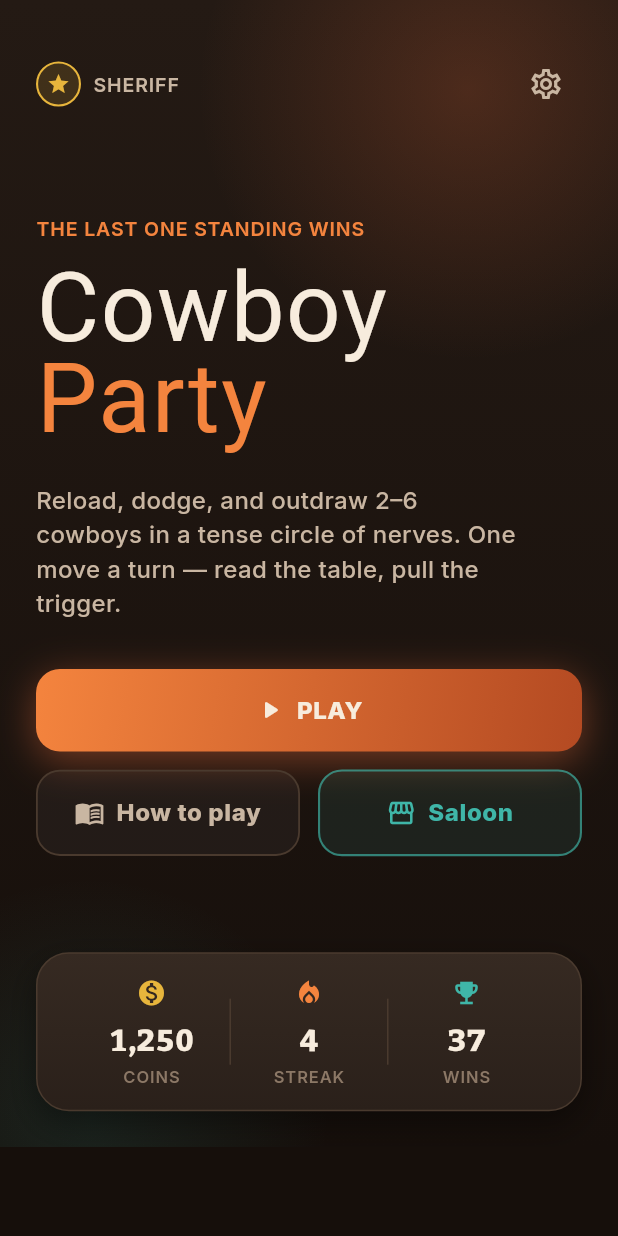
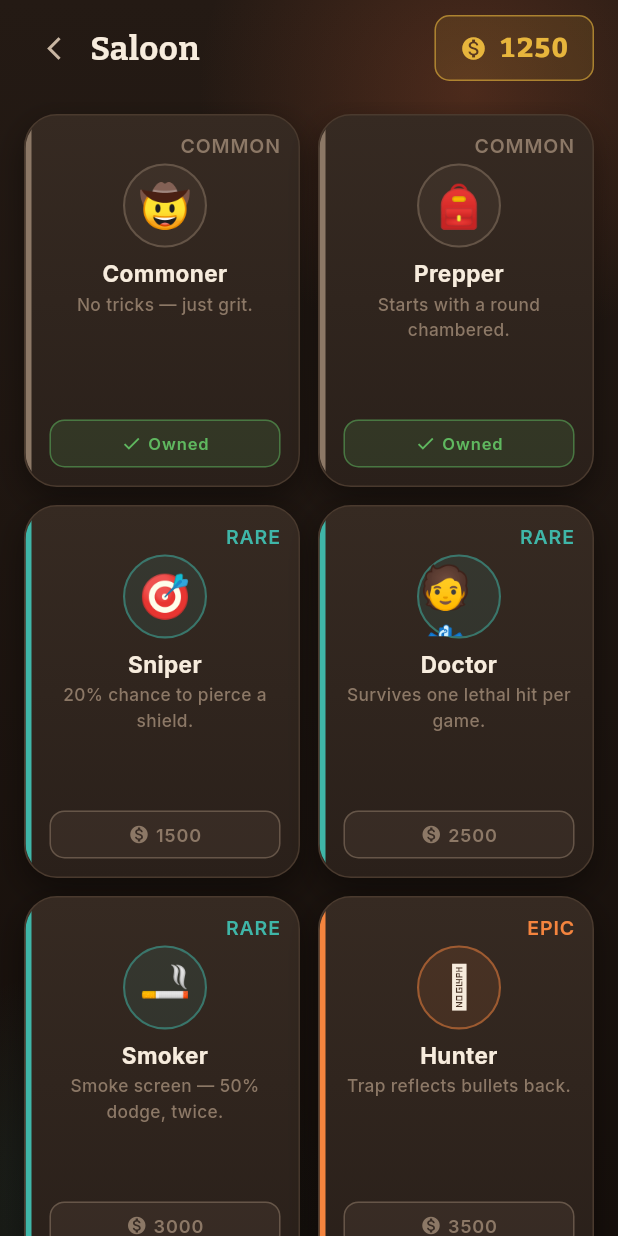
Before and after one commit to doonghwi/cowboy-redesign, a Flutter app: the screen it shows after launch, after a tap on "Saloon", on a phone screen of 412 x 824 dp. Run offline on Flutter 3.47's test engine with Material 3 defaults, Android fonts, the phone set to English and light mode, and no system bars; our stand-ins replace google_fonts; network calls fail; Roboto replaces fonts that are missing (Rye).

Commit message:
Cycle 3: Saloon character shop
- Character catalog + Rarity model (lib/models/character.dart)
- CharacterCard: rarity stripe, emoji ring, tagline, Owned/price chip
- SaloonScreen: coin header + responsive grid (2 cols on phone)
- Home Saloon button navigates; /saloon route added
- analyze 0, 3 tests pass, web verified (shots/saloon_phone.png)

```diff
--- a/lib/main.dart
+++ b/lib/main.dart
@@ -4,6 +4,7 @@ import 'dailyapp_stats.dart';
 import 'design/theme.dart';
 import 'screens/game_table_screen.dart';
 import 'screens/home_screen.dart';
+import 'screens/saloon_screen.dart';
 
 void main() {
   WidgetsFlutterBinding.ensureInitialized();
@@ -32,6 +33,7 @@ class CowboyRedesignApp extends StatelessWidget {
       routes: {
         '/': (_) => const HomeScreen(),
         '/table': (_) => const GameTableScreen(),
+        '/saloon': (_) => const SaloonScreen(),
       },
     );
   }
--- /dev/null
+++ b/lib/models/character.dart
@@ -0,0 +1,57 @@
+import 'package:flutter/material.dart';
+
+import '../design/tokens.dart';
+
+/// Rarity tiers drive the card accent colour and price banding.
+enum Rarity { common, rare, epic, legend }
+
+extension RarityStyle on Rarity {
+  Color get color => switch (this) {
+        Rarity.common => CColors.textLow,
+        Rarity.rare => CColors.accent,
+        Rarity.epic => CColors.primaryBright,
+        Rarity.legend => CColors.gold,
+      };
+  String get label => switch (this) {
+        Rarity.common => 'Common',
+        Rarity.rare => 'Rare',
+        Rarity.epic => 'Epic',
+        Rarity.legend => 'Legend',
+      };
+}
+
+/// A buyable cowboy character. View-model for the Saloon; abilities mirror
+/// cowboy_party's roster but only the copy needed to render a shop card.
+@immutable
+class Character {
+  const Character({
+    required this.name,
+    required this.emoji,
+    required this.tagline,
+    required this.price,
+    required this.rarity,
+    this.owned = false,
+  });
+
+  final String name;
+  final String emoji;
+  final String tagline;
+  final int price;
+  final Rarity rarity;
+  final bool owned;
+
+  /// Curated Saloon catalogue (subset of the full cowboy_party roster).
+  static const List<Character> catalog = [
+    Character(name: 'Commoner', emoji: '🤠', tagline: 'No tricks — just grit.', price: 0, rarity: Rarity.common, owned: true),
+    Character(name: 'Prepper', emoji: '🎒', tagline: 'Starts with a round chambered.', price: 1000, rarity: Rarity.common, owned: true),
+    Character(name: 'Sniper', emoji: '🎯', tagline: '20% chance to pierce a shield.', price: 1500, rarity: Rarity.rare),
+    Character(name: 'Doctor', emoji: '🧑‍⚕️', tagline: 'Survives one lethal hit per game.', price: 2500, rarity: Rarity.rare),
+    Character(name: 'Smoker', emoji: '🚬', tagline: 'Smoke screen — 50% dodge, twice.', price: 3000, rarity: Rarity.rare),
+    Character(name: 'Hunter', emoji: '🪤', tagline: 'Trap reflects bullets back.', price: 3500, rarity: Rarity.epic),
+    Character(name: 'Duelist', emoji: '🤺', tagline: 'Always wins the showdown.', price: 4500, rarity: Rarity.epic),
+    Character(name: 'Pacifist', emoji: '🕊️', tagline: 'Reload six times to win.', price: 5000, rarity: Rarity.epic),
+    Character(name: 'Shadow', emoji: '🥷', tagline: 'Ammo & moves stay hidden.', price: 5500, rarity: Rarity.epic),
+    Character(name: 'Voodoo', emoji: '🪬', tagline: 'Curse — target dies in 10 turns.', price: 7500, rarity: Rarity.legend),
+    Character(name: 'Mystery', emoji: '❓', tagline: 'A random role every game.', price: 10000, rarity: Rarity.legend),
+  ];
+}
--- a/lib/screens/home_screen.dart
+++ b/lib/screens/home_screen.dart
@@ -4,6 +4,7 @@ import '../design/components.dart';
 import '../design/theme.dart';
 import '../design/tokens.dart';
 import 'game_table_screen.dart';
+import 'saloon_screen.dart';
 
 /// Home / title screen — the first impression.
 /// Hero wordmark over the dusk sky, a single confident "Play" CTA, secondary
@@ -146,7 +147,9 @@ class _SecondaryRow extends StatelessWidget {
             kind: CButtonKind.secondary,
             icon: Icons.storefront_outlined,
             expand: true,
-            onPressed: () {},
+            onPressed: () => Navigator.of(context).push(
+              MaterialPageRoute(builder: (_) => const SaloonScreen()),
+            ),
           ),
         ),
       ],
--- /dev/null
+++ b/lib/screens/saloon_screen.dart
@@ -0,0 +1,184 @@
+import 'package:flutter/material.dart';
+
+import '../design/components.dart';
+import '../design/theme.dart';
+import '../design/tokens.dart';
+import '../models/character.dart';
+
+/// The Saloon — the character shop. A responsive grid of character cards over
+/// the shared dusk backdrop, with the player's coin balance pinned to the top.
+class SaloonScreen extends StatelessWidget {
+  const SaloonScreen({super.key, this.coins = 1250, this.catalog = Character.catalog});
+
+  final int coins;
+  final List<Character> catalog;
+
+  @override
+  Widget build(BuildContext context) {
+    return Scaffold(
+      body: DuskBackground(
+        child: SafeArea(
+          child: Column(
+            children: [
+              _SaloonHeader(coins: coins),
+              Expanded(
+                child: LayoutBuilder(
+                  builder: (context, c) {
+                    final columns = (c.maxWidth ~/ 220).clamp(2, 4); // 2 on phones, more on wide screens
+                    return GridView.builder(
+                      padding: const EdgeInsets.fromLTRB(CSpace.md, CSpace.xs, CSpace.md, CSpace.lg),
+                      gridDelegate: SliverGridDelegateWithFixedCrossAxisCount(
+                        crossAxisCount: columns,
+                        crossAxisSpacing: CSpace.sm,
+                        mainAxisSpacing: CSpace.sm,
+                        childAspectRatio: 0.74,
+                      ),
+                      itemCount: catalog.length,
+                      itemBuilder: (context, i) =>
+                          CharacterCard(character: catalog[i], affordable: coins >= catalog[i].price),
+                    );
+                  },
+                ),
+              ),
+            ],
+          ),
+        ),
+      ),
+    );
+  }
+}
+
+class _SaloonHeader extends StatelessWidget {
+  const _SaloonHeader({required this.coins});
+  final int coins;
+  @override
+  Widget build(BuildContext context) {
+    return Padding(
+      padding: const EdgeInsets.fromLTRB(CSpace.sm, CSpace.xs, CSpace.md, CSpace.sm),
+      child: Row(
+        children: [
+          IconButton(
+            onPressed: () => Navigator.of(context).maybePop(),
+            icon: const Icon(Icons.arrow_back_ios_new, color: CColors.textMid, size: 18),
+          ),
+          Text('Saloon', style: CType.heading(size: 22)),
+          const Spacer(),
+          Container(
+            padding: const EdgeInsets.symmetric(horizontal: CSpace.md, vertical: CSpace.xs),
+            decoration: BoxDecoration(
+              borderRadius: CRadius.brSm,
+              color: CColors.gold.withValues(alpha: 0.12),
+              border: Border.all(color: CColors.gold.withValues(alpha: 0.6)),
+            ),
+            child: Row(
+              children: [
+                const Icon(Icons.monetization_on, size: 18, color: CColors.gold),
+                const SizedBox(width: CSpace.xs),
+                Text('$coins', style: CType.stat(size: 18, color: CColors.gold)),
+              ],
+            ),
+          ),
+        ],
+      ),
+    );
+  }
+}
+
+class CharacterCard extends StatelessWidget {
+  const CharacterCard({super.key, required this.character, required this.affordable});
+  final Character character;
+  final bool affordable;
+
+  @override
+  Widget build(BuildContext context) {
+    final r = character.rarity;
+    return CowboyCard(
+      padding: const EdgeInsets.all(CSpace.sm),
+      accent: r.color,
+      child: Column(
+        crossAxisAlignment: CrossAxisAlignment.stretch,
+        children: [
+          Align(
+            alignment: Alignment.centerRight,
+            child: SectionLabel(r.label, color: r.color),
+          ),
+          const SizedBox(height: CSpace.xxs),
+          Center(
+            child: Container(
+              width: 56,
+              height: 56,
+              alignment: Alignment.center,
+              decoration: BoxDecoration(
+                shape: BoxShape.circle,
+                color: r.color.withValues(alpha: 0.10),
+                border: Border.all(color: r.color.withValues(alpha: 0.5), width: 1.4),
+              ),
+              child: Text(character.emoji, style: const TextStyle(fontSize: 28)),
+            ),
+          ),
+          const SizedBox(height: CSpace.xs),
+          Text(character.name, style: CType.title(size: 15), textAlign: TextAlign.center),
+          const SizedBox(height: 2),
+          Expanded(
+            child: Text(
+              character.tagline,
+              style: CType.body(size: 11.5, color: CColors.textLow),
+              textAlign: TextAlign.center,
+              maxLines: 3,
+              overflow: TextOverflow.ellipsis,
+            ),
+          ),
+          const SizedBox(height: CSpace.xs),
+          _BuyChip(character: character, affordable: affordable),
+        ],
+      ),
+    );
+  }
+}
+
+class _BuyChip extends StatelessWidget {
+  const _BuyChip({required this.character, required this.affordable});
+  final Character character;
+  final bool affordable;
+
+  @override
+  Widget build(BuildContext context) {
+    if (character.owned) {
+      return Container(
+        padding: const EdgeInsets.symmetric(vertical: CSpace.xs),
+        alignment: Alignment.center,
+        decoration: BoxDecoration(
+          borderRadius: CRadius.brSm,
+          color: CColors.success.withValues(alpha: 0.14),
+          border: Border.all(color: CColors.success.withValues(alpha: 0.5)),
+        ),
+        child: Row(
+          mainAxisAlignment: MainAxisAlignment.center,
+          children: [
+            const Icon(Icons.check, size: 14, color: CColors.success),
+            const SizedBox(width: CSpace.xxs),
+            Text('Owned', style: CType.label(size: 11, color: CColors.success)),
+          ],
+        ),
+      );
+    }
+    final color = affordable ? CColors.gold : CColors.textLow;
+    return Container(
+      padding: const EdgeInsets.symmetric(vertical: CSpace.xs),
+      alignment: Alignment.center,
+      decoration: BoxDecoration(
+        borderRadius: CRadius.brSm,
+        color: color.withValues(alpha: 0.12),
+        border: Border.all(color: color.withValues(alpha: 0.55)),
+      ),
+      child: Row(
+        mainAxisAlignment: MainAxisAlignment.center,
+        children: [
+          Icon(Icons.monetization_on, size: 14, color: color),
+          const SizedBox(width: CSpace.xxs),
+          Text('${character.price}', style: CType.label(size: 12, color: color)),
+        ],
+      ),
+    );
+  }
+}
```
Also changed, not shown: shots/saloon_phone.png (added), 2 other files.
